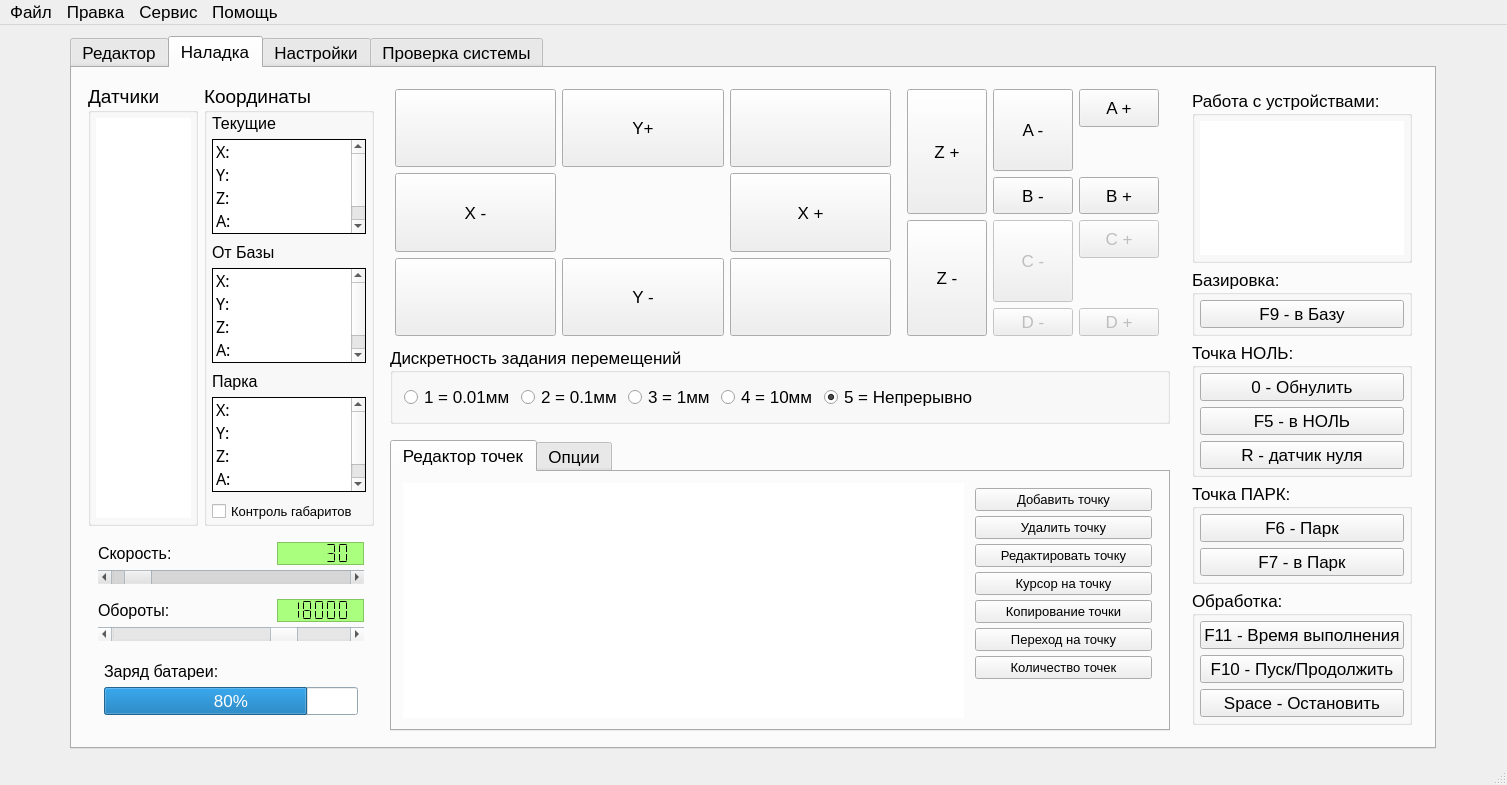
Old version of the form KAMEditor/gui/mainwindow.ui in the repository Xtail96/SML.
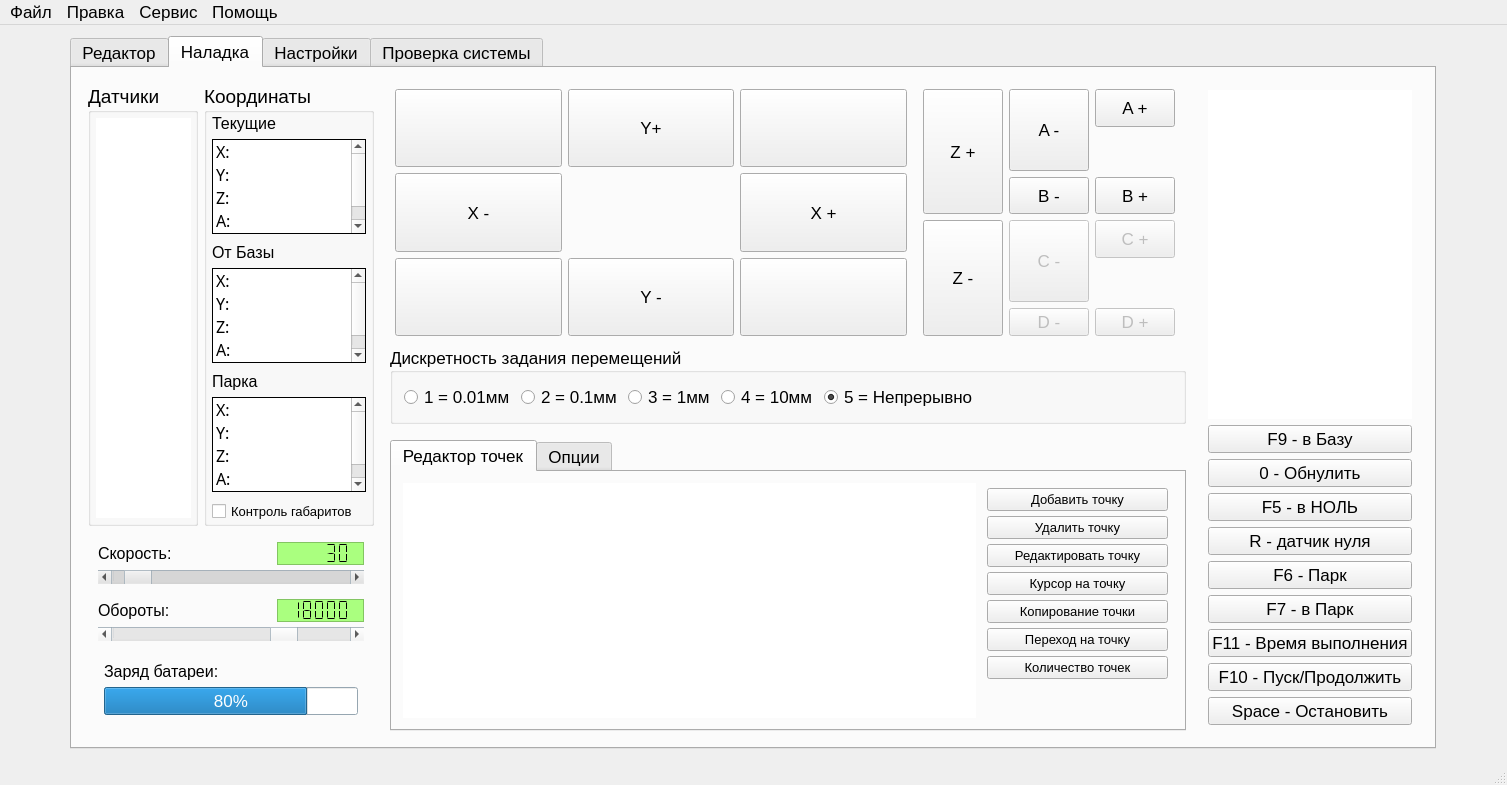
New version of the form. Icons and pictures are not drawn. Custom widgets are drawn as their Qt base class.

Commit message: Убраны границы в правой панели

Patch:
```diff
--- a/KAMEditor/gui/mainwindow.ui
+++ b/KAMEditor/gui/mainwindow.ui
@@ -1303,7 +1303,7 @@
                    </property>
                    <property name="sizeHint" stdset="0">
                     <size>
-                     <width>141</width>
+                     <width>145</width>
                      <height>16</height>
                     </size>
                    </property>
@@ -2123,41 +2123,7 @@
            <enum>QFrame::Plain</enum>
           </property>
           <layout class="QGridLayout" name="gridLayout_15">
-           <item row="4" column="0">
-            <widget class="QGroupBox" name="millingGroupBox">
-             <property name="title">
-              <string>Обработка:</string>
-             </property>
-             <layout class="QVBoxLayout" name="verticalLayout_7">
-              <property name="leftMargin">
-               <number>5</number>
-              </property>
-              <property name="topMargin">
-               <number>5</number>
-              </property>
-              <property name="rightMargin">
-               <number>5</number>
-              </property>
-              <property name="bottomMargin">
-               <number>5</number>
-              </property>
-              <item>
-               <widget class="QPushButton" name="timerPushButton">
-                <property name="sizePolicy">
-                 <sizepolicy hsizetype="Minimum" vsizetype="Preferred">
-                  <horstretch>0</horstretch>
-                  <verstretch>0</verstretch>
-                 </sizepolicy>
-                </property>
-                <property name="text">
-                 <string>F11 - Время выполнения</string>
-                </property>
-                <property name="shortcut">
-                 <string>F11</string>
-                </property>
-               </widget>
-              </item>
-              <item>
+           <item row="8" column="0">
                <widget class="QPushButton" name="startPushButton">
                 <property name="sizePolicy">
                  <sizepolicy hsizetype="Minimum" vsizetype="Preferred">
@@ -2173,7 +2139,23 @@
                 </property>
                </widget>
               </item>
-              <item>
+           <item row="6" column="0">
+            <widget class="QPushButton" name="toParkPushButton">
+             <property name="sizePolicy">
+              <sizepolicy hsizetype="Minimum" vsizetype="Preferred">
+               <horstretch>0</horstretch>
+               <verstretch>0</verstretch>
+              </sizepolicy>
+             </property>
+             <property name="text">
+              <string>F7 - в Парк</string>
+             </property>
+             <property name="shortcut">
+              <string>F7</string>
+             </property>
+            </widget>
+           </item>
+           <item row="9" column="0">
                <widget class="QPushButton" name="stopPushButton">
                 <property name="sizePolicy">
                  <sizepolicy hsizetype="Minimum" vsizetype="Preferred">
@@ -2189,140 +2171,7 @@
                 </property>
                </widget>
               </item>
-             </layout>
-            </widget>
-           </item>
-           <item row="2" column="0">
-            <widget class="QGroupBox" name="zeroGroupBox">
-             <property name="title">
-              <string>Точка НОЛЬ:</string>
-             </property>
-             <layout class="QVBoxLayout" name="verticalLayout_8">
-              <property name="leftMargin">
-               <number>5</number>
-              </property>
-              <property name="topMargin">
-               <number>5</number>
-              </property>
-              <property name="rightMargin">
-               <number>5</number>
-              </property>
-              <property name="bottomMargin">
-               <number>5</number>
-              </property>
-              <item>
-               <widget class="QPushButton" name="zeroPushButton">
-                <property name="sizePolicy">
-                 <sizepolicy hsizetype="Minimum" vsizetype="Preferred">
-                  <horstretch>0</horstretch>
-                  <verstretch>0</verstretch>
-                 </sizepolicy>
-                </property>
-                <property name="text">
-                 <string>0 - Обнулить</string>
-                </property>
-                <property name="shortcut">
-                 <string>0</string>
-                </property>
-               </widget>
-              </item>
-              <item>
-               <widget class="QPushButton" name="toZeroPushButton">
-                <property name="sizePolicy">
-                 <sizepolicy hsizetype="Minimum" vsizetype="Preferred">
-                  <horstretch>0</horstretch>
-                  <verstretch>0</verstretch>
-                 </sizepolicy>
-                </property>
-                <property name="text">
-                 <string>F5 - в НОЛЬ</string>
-                </property>
-                <property name="shortcut">
-                 <string>F5</string>
-                </property>
-               </widget>
-              </item>
-              <item>
-               <widget class="QPushButton" name="zeroSensorPushButton">
-                <property name="sizePolicy">
-                 <sizepolicy hsizetype="Minimum" vsizetype="Preferred">
-                  <horstretch>0</horstretch>
-                  <verstretch>0</verstretch>
-                 </sizepolicy>
-                </property>
-                <property name="text">
-                 <string>R - датчик нуля</string>
-                </property>
-                <property name="shortcut">
-                 <string>R</string>
-                </property>
-               </widget>
-              </item>
-             </layout>
-            </widget>
-           </item>
-           <item row="1" column="0">
-            <widget class="QGroupBox" name="baseControlGroupBox">
-             <property name="title">
-              <string>Базировка:</string>
-             </property>
-             <layout class="QVBoxLayout" name="verticalLayout_11">
-              <property name="leftMargin">
-               <number>5</number>
-              </property>
-              <property name="topMargin">
-               <number>5</number>
-              </property>
-              <property name="rightMargin">
-               <number>5</number>
-              </property>
-              <property name="bottomMargin">
-               <number>5</number>
-              </property>
-              <item>
-               <widget class="QPushButton" name="toBasePushButton">
-                <property name="sizePolicy">
-                 <sizepolicy hsizetype="Minimum" vsizetype="Preferred">
-                  <horstretch>0</horstretch>
-                  <verstretch>0</verstretch>
-                 </sizepolicy>
-                </property>
-                <property name="text">
-                 <string>F9 - в Базу</string>
-                </property>
-                <property name="shortcut">
-                 <string>F9</string>
-                </property>
-                <property name="autoDefault">
-                 <bool>false</bool>
-                </property>
-                <property name="flat">
-                 <bool>false</bool>
-                </property>
-               </widget>
-              </item>
-             </layout>
-            </widget>
-           </item>
            <item row="0" column="0">
-            <widget class="QGroupBox" name="devicesActionsGroupBox">
-             <property name="title">
-              <string>Работа с устройствами:</string>
-             </property>
-             <layout class="QVBoxLayout" name="verticalLayout_9">
-              <property name="leftMargin">
-               <number>5</number>
-              </property>
-              <property name="topMargin">
-               <number>5</number>
-              </property>
-              <property name="rightMargin">
-               <number>5</number>
-              </property>
-              <property name="bottomMargin">
-               <number>5</number>
-              </property>
-              <item>
                <widget class="QTableWidget" name="devicesTableWidget">
                 <property name="font">
                  <font>
@@ -2352,28 +2201,93 @@
                 </attribute>
                </widget>
               </item>
-             </layout>
+           <item row="7" column="0">
+            <widget class="QPushButton" name="timerPushButton">
+             <property name="sizePolicy">
+              <sizepolicy hsizetype="Minimum" vsizetype="Preferred">
+               <horstretch>0</horstretch>
+               <verstretch>0</verstretch>
+              </sizepolicy>
+             </property>
+             <property name="text">
+              <string>F11 - Время выполнения</string>
+             </property>
+             <property name="shortcut">
+              <string>F11</string>
+             </property>
+            </widget>
+           </item>
+           <item row="1" column="0">
+            <widget class="QPushButton" name="toBasePushButton">
+             <property name="sizePolicy">
+              <sizepolicy hsizetype="Minimum" vsizetype="Preferred">
+               <horstretch>0</horstretch>
+               <verstretch>0</verstretch>
+              </sizepolicy>
+             </property>
+             <property name="text">
+              <string>F9 - в Базу</string>
+             </property>
+             <property name="shortcut">
+              <string>F9</string>
+             </property>
+             <property name="autoDefault">
+              <bool>false</bool>
+             </property>
+             <property name="flat">
+              <bool>false</bool>
+             </property>
+            </widget>
+           </item>
+           <item row="2" column="0">
+            <widget class="QPushButton" name="zeroPushButton">
+             <property name="sizePolicy">
+              <sizepolicy hsizetype="Minimum" vsizetype="Preferred">
+               <horstretch>0</horstretch>
+               <verstretch>0</verstretch>
+              </sizepolicy>
+             </property>
+             <property name="text">
+              <string>0 - Обнулить</string>
+             </property>
+             <property name="shortcut">
+              <string>0</string>
+             </property>
+            </widget>
+           </item>
+           <item row="4" column="0">
+            <widget class="QPushButton" name="zeroSensorPushButton">
+             <property name="sizePolicy">
+              <sizepolicy hsizetype="Minimum" vsizetype="Preferred">
+               <horstretch>0</horstretch>
+               <verstretch>0</verstretch>
+              </sizepolicy>
+             </property>
+             <property name="text">
+              <string>R - датчик нуля</string>
+             </property>
+             <property name="shortcut">
+              <string>R</string>
+             </property>
             </widget>
            </item>
            <item row="3" column="0">
-            <widget class="QGroupBox" name="parkGroupBox">
-             <property name="title">
-              <string>Точка ПАРК:</string>
+            <widget class="QPushButton" name="toZeroPushButton">
+             <property name="sizePolicy">
+              <sizepolicy hsizetype="Minimum" vsizetype="Preferred">
+               <horstretch>0</horstretch>
+               <verstretch>0</verstretch>
+              </sizepolicy>
              </property>
-             <layout class="QVBoxLayout" name="verticalLayout_10">
-              <property name="leftMargin">
-               <number>5</number>
-              </property>
-              <property name="topMargin">
-               <number>5</number>
-              </property>
-              <property name="rightMargin">
-               <number>5</number>
-              </property>
-              <property name="bottomMargin">
-               <number>5</number>
-              </property>
-              <item>
+             <property name="text">
+              <string>F5 - в НОЛЬ</string>
+             </property>
+             <property name="shortcut">
+              <string>F5</string>
+             </property>
+            </widget>
+           </item>
+           <item row="5" column="0">
                <widget class="QPushButton" name="parkPushButton">
                 <property name="sizePolicy">
                  <sizepolicy hsizetype="Minimum" vsizetype="Preferred">
@@ -2387,25 +2301,6 @@
                 <property name="shortcut">
                  <string>F6</string>
                 </property>
-               </widget>
-              </item>
-              <item>
-               <widget class="QPushButton" name="toParkPushButton">
-                <property name="sizePolicy">
-                 <sizepolicy hsizetype="Minimum" vsizetype="Preferred">
-                  <horstretch>0</horstretch>
-                  <verstretch>0</verstretch>
-                 </sizepolicy>
-                </property>
-                <property name="text">
-                 <string>F7 - в Парк</string>
-                </property>
-                <property name="shortcut">
-                 <string>F7</string>
-                </property>
-               </widget>
-              </item>
-             </layout>
             </widget>
            </item>
           </layout>
```
Lines whose indentation alone changed are shown as unchanged.
